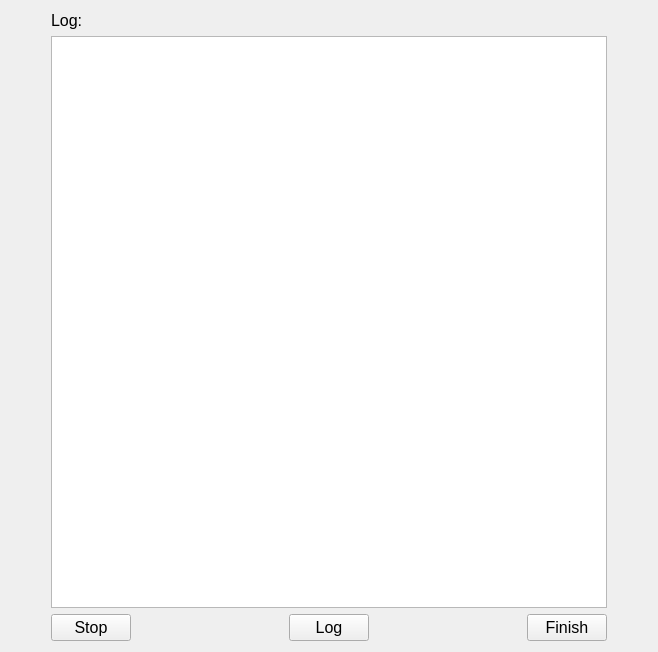
Old version of the form smartfMRI/experimentstatus.ui in the repository wuzhuobin/smartfMRI.
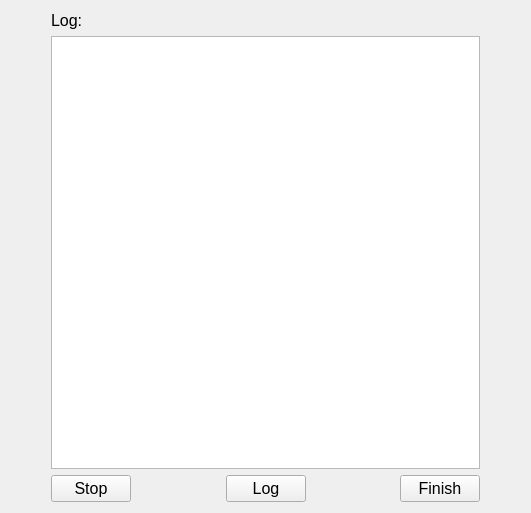
New version of the form.

What changed in the file:
```diff
--- a/smartfMRI/experimentstatus.ui
+++ b/smartfMRI/experimentstatus.ui
@@ -6,8 +6,8 @@
    <rect>
     <x>0</x>
     <y>0</y>
-    <width>658</width>
-    <height>652</height>
+    <width>531</width>
+    <height>513</height>
    </rect>
   </property>
   <property name="windowTitle">
```
